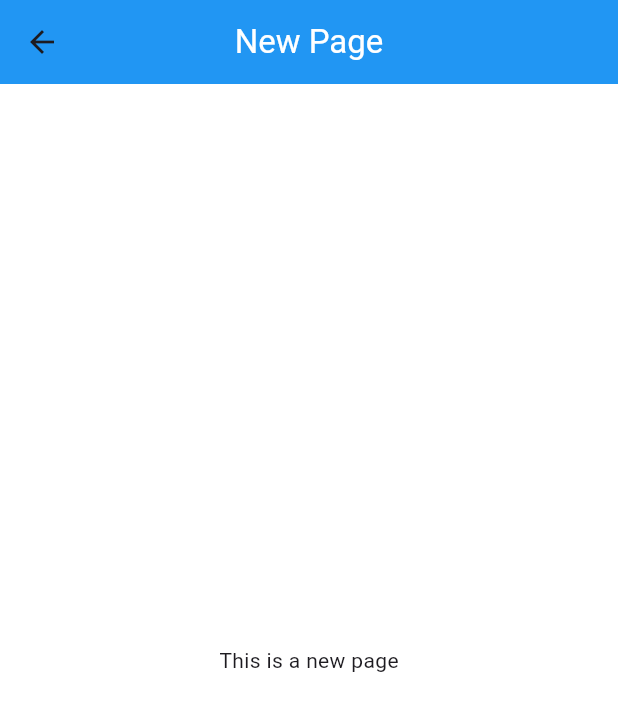
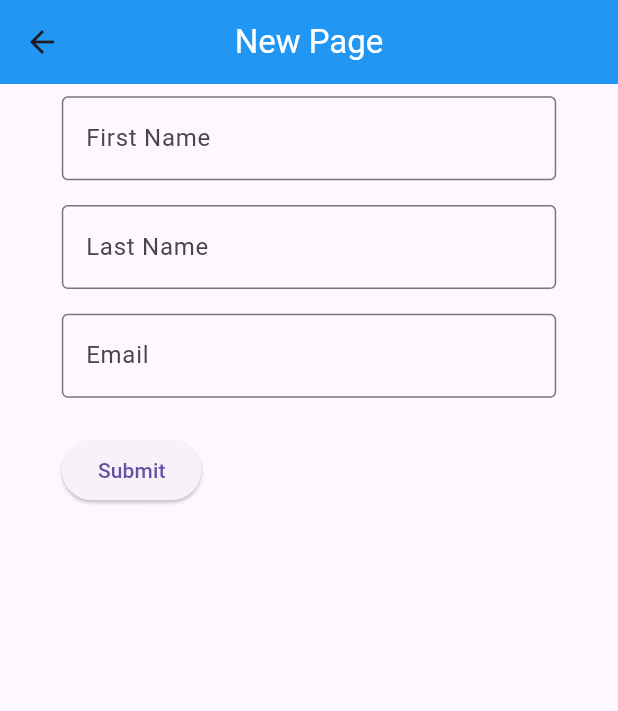
Before and after one commit to Daltonshults/CS492_project_4, a Flutter app: the screen it shows after launch, after a tap on the "add" icon, on a phone screen of 412 x 824 dp. Shown: the top 711 px of the screen. Run offline on Flutter 3.47's test engine with Material 3 defaults, Android fonts, the phone set to English and light mode, and no system bars; our stand-ins replace shared_preferences, sqflite; accounts and stored records are empty.

Commit message:
Form with padding, no db actions, or submission.

```diff
--- a/lib/views/FormPage.dart
+++ b/lib/views/FormPage.dart
@@ -1,10 +1,40 @@
 import 'package:flutter/material.dart';
+import 'package:sqflite/sqflite.dart';
 
-class NewPage extends StatelessWidget {
-  bool? _theme;
+// class NewPage extends StatelessWidget {
+//   final _formKey = GlobalKey<FormState>();
+//   final bool? _theme;
 
-  NewPage(this._theme);
+//   NewPage(this._theme);
 
+//   @override
+//   Widget build(BuildContext context) {
+//     return Scaffold(
+//       appBar: AppBar(
+//         centerTitle: true,
+//         backgroundColor: Colors.blue,
+//         title: Text(
+//           'New Page',
+//           style: TextStyle(color: Colors.white),
+//         ),
+//       ),
+//       body: Center(
+//         child: Text('This is a new page'),
+//       ),
+//     );
+//   }
+// }
+
+class NewPage extends StatefulWidget {
+  final bool? _theme;
+
+  NewPage(this._theme, {super.key});
+
+  @override
+  _NewPageState createState() => _NewPageState();
+}
+
+class _NewPageState extends State<NewPage> {
   @override
   Widget build(BuildContext context) {
     return Scaffold(
@@ -17,9 +47,105 @@ class NewPage extends StatelessWidget {
         ),
       ),
       body: Center(
-        child: Text('This is a new page'),
+        child: MyJournalForm(),
       ),
-      backgroundColor: _theme! ? Colors.black : Colors.white,
     );
   }
 }
+
+class MyJournalForm extends StatefulWidget {
+  MyJournalForm({super.key});
+
+  @override
+  State<MyJournalForm> createState() => _MyJournalFormState();
+}
+
+class _MyJournalFormState extends State<MyJournalForm> {
+  final _formKey = GlobalKey<FormState>();
+
+  @override
+  Widget build(BuildContext context) {
+    double width = MediaQuery.of(context).size.width;
+    double height = MediaQuery.of(context).size.height;
+    double hPadding = height * 0.01;
+
+    // Build a Form widget using the _formKey created above.
+    return SizedBox(
+      width: MediaQuery.of(context).size.width * 0.8,
+      child: Form(
+        key: _formKey,
+        child: Column(
+          crossAxisAlignment: CrossAxisAlignment.start,
+          children: <Widget>[
+            // Add TextFormFields and ElevatedButton here.
+            Padding(
+              padding: EdgeInsets.only(top: hPadding, bottom: hPadding),
+              child: TextFormField(
+                decoration: InputDecoration(
+                  border: OutlineInputBorder(),
+                  hintText: 'Enter your first name',
+                  labelText: 'First Name',
+                ),
+                validator: (value) {
+                  if (value == null || value.isEmpty) {
+                    return 'Please enter your first name';
+                  }
+                  return null;
+                },
+              ),
+            ),
+            Padding(
+              padding: EdgeInsets.only(top: hPadding, bottom: hPadding),
+              child: TextFormField(
+                decoration: InputDecoration(
+                  border: OutlineInputBorder(),
+                  hintText: 'Enter your last name',
+                  labelText: 'Last Name',
+                ),
+                validator: (value) {
+                  if (value == null || value.isEmpty) {
+                    return 'Please enter your last name';
+                  }
+                  return null;
+                },
+              ),
+            ),
+            Padding(
+              padding: EdgeInsets.only(top: hPadding, bottom: hPadding),
+              child: TextFormField(
+                decoration: InputDecoration(
+                  border: OutlineInputBorder(),
+                  hintText: 'Enter your email',
+                  labelText: 'Email',
+                ),
+                validator: (value) {
+                  if (value == null || value.isEmpty) {
+                    return 'Please enter your email';
+                  } else if (!value.contains('@')) {
+                    return 'Please enter a valid email address';
+                  }
+                  return null;
+                },
+              ),
+            ),
+            Padding(
+              padding: const EdgeInsets.symmetric(vertical: 16.0),
+              child: ElevatedButton(
+                onPressed: () {
+                  // Validate returns true if the form is valid, or false otherwise.
+                  if (_formKey.currentState?.validate() == true) {
+                    // If the form is valid, display a Snackbar.
+                    ScaffoldMessenger.of(context).showSnackBar(
+                      SnackBar(content: Text('Processing Data')),
+                    );
+                  }
+                },
+                child: Text('Submit'),
+              ),
+            ),
+          ],
+        ),
+      ),
+    );
+  }
+}
```
